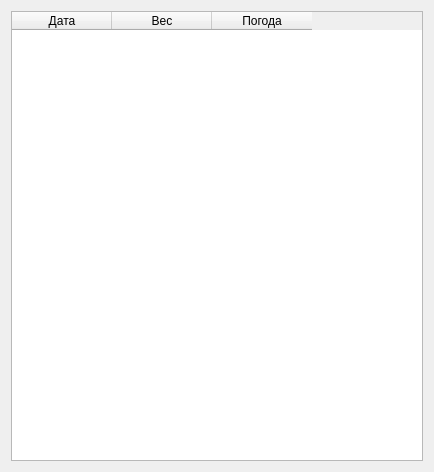
Old version of the form res/ui/notebookWindow.ui in the repository NeoIme228/Weight-Accounting-System.
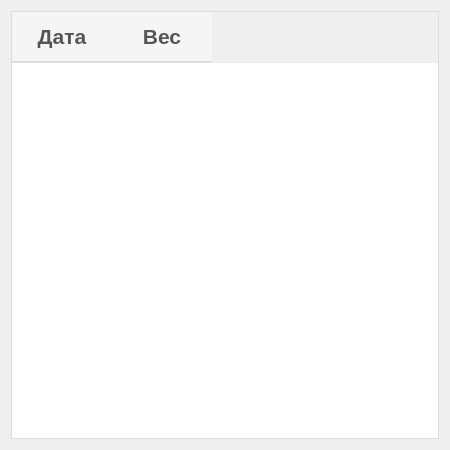
New version of the form.

```diff
--- a/res/ui/notebookWindow.ui
+++ b/res/ui/notebookWindow.ui
@@ -6,19 +6,79 @@
    <rect>
     <x>0</x>
     <y>0</y>
-    <width>434</width>
-    <height>472</height>
+    <width>450</width>
+    <height>450</height>
    </rect>
   </property>
+  <property name="minimumSize">
+   <size>
+    <width>450</width>
+    <height>450</height>
+   </size>
+  </property>
+  <property name="font">
+   <font>
+    <pointsize>20</pointsize>
+   </font>
+  </property>
   <property name="windowTitle">
    <string>Статистика</string>
   </property>
+  <property name="styleSheet">
+   <string notr="true">QTableWidget {
+    font-size: 140px;
+    background-color: #ffffff;
+    color: #333333;
+    border: 1px solid #dddddd;
+    gridline-color: #eeeeee;
+    selection-background-color: #e3f2fd;
+    selection-color: #1976d2;
+}
+
+QTableWidget::item {
+
+    border-bottom: 1px solid #f0f0f0;
+}
+
+QTableView::item:selected {
+    background-color:  rgb(255, 255, 127);
+    color: black;
+}
+
+QHeaderView::section {
+    background-color: #f5f5f5;
+    color: #555555;
+    font-weight: bold;
+    padding: 10px;
+    border: none;
+    border-bottom: 2px solid #dddddd;
+    text-align: left; 
+}</string>
+  </property>
   <layout class="QHBoxLayout" name="horizontalLayout">
    <item>
     <widget class="QTableWidget" name="tableNotebook">
      <property name="enabled">
       <bool>true</bool>
      </property>
+     <property name="font">
+      <font>
+       <pointsize>16</pointsize>
+       <weight>50</weight>
+       <italic>false</italic>
+       <bold>false</bold>
+       <underline>false</underline>
+       <strikeout>false</strikeout>
+      </font>
+     </property>
+     <property name="focusPolicy">
+      <enum>Qt::StrongFocus</enum>
+     </property>
+     <property name="styleSheet">
+      <string notr="true">QTableWidget { font-size: 16pt; }
+QTableWidget::item { font-size: 16pt; }
+QHeaderView::section { font-size: 16pt; }</string>
+     </property>
      <property name="editTriggers">
       <set>QAbstractItemView::NoEditTriggers</set>
      </property>
@@ -29,15 +89,20 @@
       <property name="text">
        <string>Дата</string>
       </property>
+      <property name="font">
+       <font>
+        <pointsize>10</pointsize>
+       </font>
+      </property>
      </column>
      <column>
       <property name="text">
        <string>Вес</string>
       </property>
-     </column>
-     <column>
-      <property name="text">
-       <string>Погода</string>
+      <property name="font">
+       <font>
+        <pointsize>10</pointsize>
+       </font>
       </property>
      </column>
     </widget>
```
Left out of the diff: 3 changed lines with no effect on the pictures.
